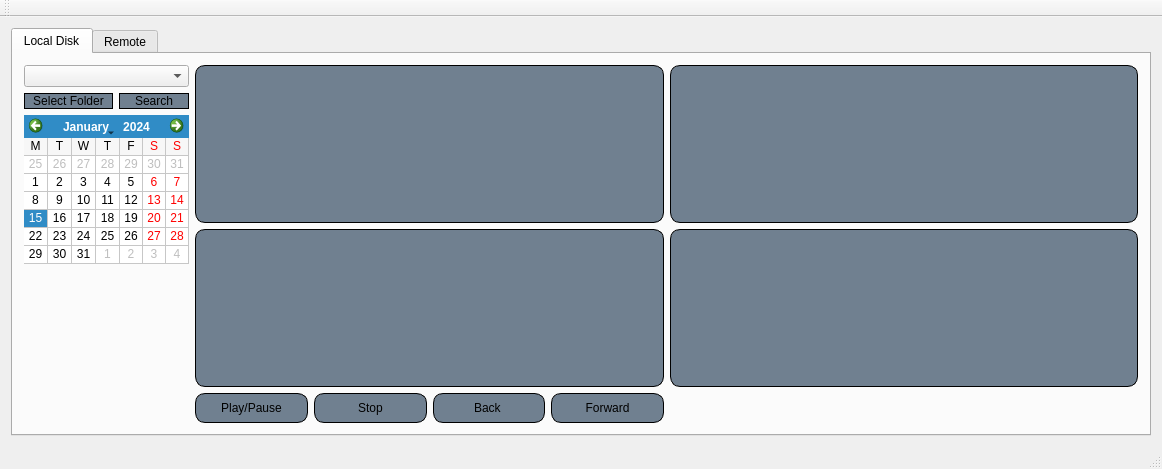
Before: the Qt Designer form player.ui in VideosWorks/QDPlayer, drawn with Qt 5.
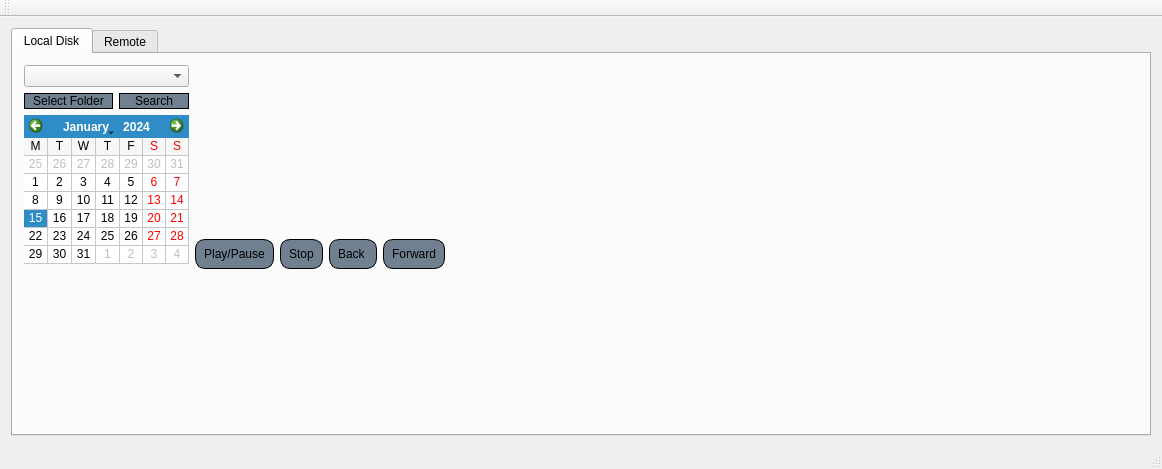
After: the same form once the commit is applied.

What changed in the file:
```diff
--- a/player.ui
+++ b/player.ui
@@ -78,61 +78,12 @@
         <item row="0" column="1">
          <layout class="QGridLayout" name="video_grid_layout">
           <property name="sizeConstraint">
-           <enum>QLayout::SetMaximumSize</enum>
+           <enum>QLayout::SetMinimumSize</enum>
           </property>
-          <item row="1" column="1">
-           <widget class="QPushButton" name="pushButton_4">
-            <property name="sizePolicy">
-             <sizepolicy hsizetype="Preferred" vsizetype="Preferred">
-              <horstretch>0</horstretch>
-              <verstretch>0</verstretch>
-             </sizepolicy>
-            </property>
-            <property name="text">
-             <string/>
-            </property>
-           </widget>
-          </item>
-          <item row="0" column="0">
-           <widget class="QPushButton" name="pushButton_2">
-            <property name="sizePolicy">
-             <sizepolicy hsizetype="Preferred" vsizetype="Preferred">
-              <horstretch>0</horstretch>
-              <verstretch>0</verstretch>
-             </sizepolicy>
-            </property>
-            <property name="text">
-             <string/>
-            </property>
-           </widget>
-          </item>
+          <property name="rightMargin">
+           <number>0</number>
+          </property>
           <item row="1" column="0">
-           <widget class="QPushButton" name="pushButton_3">
-            <property name="sizePolicy">
-             <sizepolicy hsizetype="Preferred" vsizetype="Preferred">
-              <horstretch>0</horstretch>
-              <verstretch>0</verstretch>
-             </sizepolicy>
-            </property>
-            <property name="text">
-             <string/>
-            </property>
-           </widget>
-          </item>
-          <item row="0" column="1">
-           <widget class="QPushButton" name="pushButton">
-            <property name="sizePolicy">
-             <sizepolicy hsizetype="Preferred" vsizetype="Preferred">
-              <horstretch>0</horstretch>
-              <verstretch>0</verstretch>
-             </sizepolicy>
-            </property>
-            <property name="text">
-             <string/>
-            </property>
-           </widget>
-          </item>
-          <item row="2" column="0">
            <layout class="QHBoxLayout" name="horizontalLayout_5">
             <item>
              <widget class="QPushButton" name="Play_Btn">
@@ -186,8 +137,48 @@
               </property>
              </widget>
             </item>
+            <item>
+             <spacer name="horizontalSpacer_2">
+              <property name="orientation">
+               <enum>Qt::Horizontal</enum>
+              </property>
+              <property name="sizeHint" stdset="0">
+               <size>
+                <width>40</width>
+                <height>20</height>
+               </size>
+              </property>
+             </spacer>
+            </item>
            </layout>
           </item>
+          <item row="0" column="0">
+           <layout class="QGridLayout" name="renderer_layout">
+            <property name="sizeConstraint">
+             <enum>QLayout::SetFixedSize</enum>
+            </property>
+            <item row="0" column="0">
+             <spacer name="horizontalSpacer">
+              <property name="orientation">
+               <enum>Qt::Horizontal</enum>
+              </property>
+              <property name="sizeHint" stdset="0">
+               <size>
+                <width>40</width>
+                <height>20</height>
+               </size>
+              </property>
+             </spacer>
+            </item>
+           </layout>
+          </item>
+         </layout>
+        </item>
+        <item row="1" column="0" colspan="2">
+         <layout class="QGridLayout" name="chart_grid_layout">
+          <property name="sizeConstraint">
+           <enum>QLayout::SetMinimumSize</enum>
+          </property>
          </layout>
         </item>
         <item row="0" column="0">
```
Left out of the diff: 7 changed lines with no effect on the pictures.
